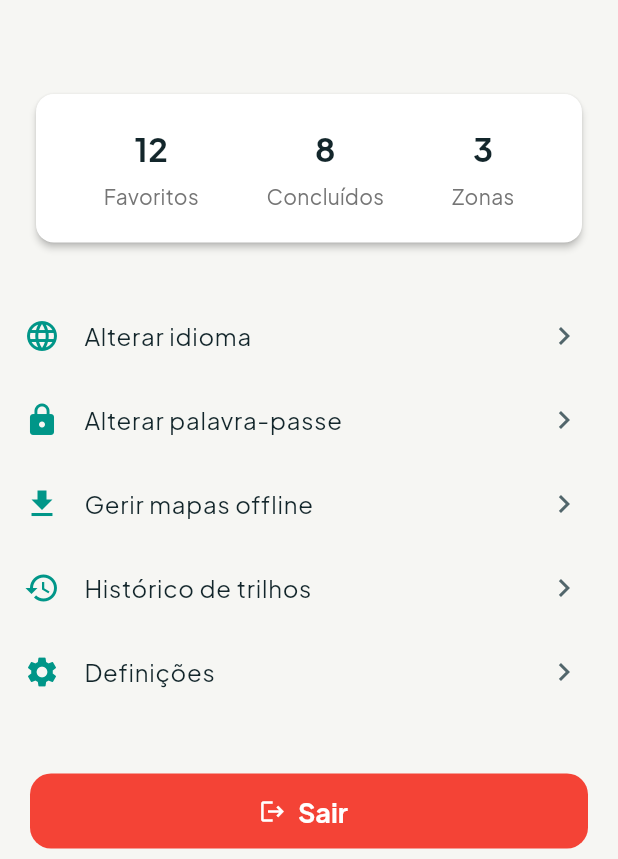
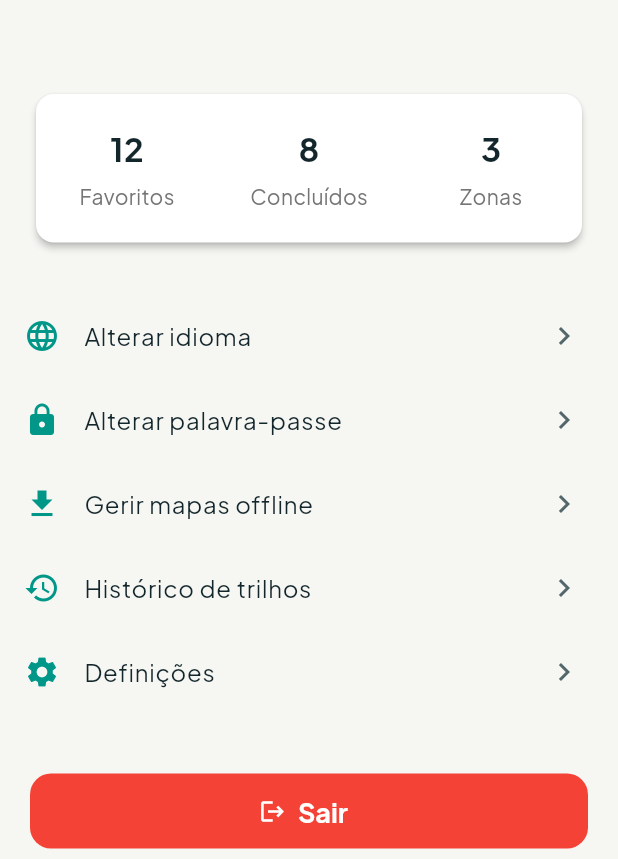
Before and after one commit to GuiFFaria/WalkAlgarveApp-FE, a Flutter app: the ProfileScreen screen opened directly, on a phone screen of 412 x 824 dp, the part 377-1236 px from its top. Run offline on Flutter 3.47's test engine with Material 3 defaults, Android fonts, the phone set to English and light mode, and no system bars; our stand-ins replace cached_network_image, connectivity_plus, flutter_dotenv, flutter_map, geolocator, image_picker and 2 more; accounts and stored records are empty.

Commit message:
fix(WAA-32): Fit profile stats on small screens
On a small screen with large text the three numbers overflowed the card. Each now takes a third of the row and its label shrinks to fit.

```diff
--- a/lib/views/screens/profile/profile_screen.dart
+++ b/lib/views/screens/profile/profile_screen.dart
@@ -130,11 +130,16 @@ class _ProfileScreenState extends State<ProfileScreen> {
                 child: Padding(
                   padding: const EdgeInsets.symmetric(vertical: 20),
                   child: Row(
-                    mainAxisAlignment: MainAxisAlignment.spaceEvenly,
+                    crossAxisAlignment: CrossAxisAlignment.start,
                     children: [
-                      _ProfileStat(label: translations.favorites, value: "12"),
-                      _ProfileStat(label: translations.completed, value: "8"),
-                      _ProfileStat(label: translations.zones, value: "3"),
+                      for (final (label, value) in [
+                        (translations.favorites, "12"),
+                        (translations.completed, "8"),
+                        (translations.zones, "3"),
+                      ])
+                        Expanded(
+                          child: _ProfileStat(label: label, value: value),
+                        ),
                     ],
                   ),
                 ),
@@ -212,7 +217,16 @@ class _ProfileStat extends StatelessWidget {
       children: [
         Text(value, style: const TextStyle(fontSize: 22, fontWeight: FontWeight.bold)),
         const SizedBox(height: 5),
-        Text(label, style: TextStyle(fontSize: 14, color: Colors.grey[600])),
+        Padding(
+          padding: const EdgeInsets.symmetric(horizontal: 4),
+          child: FittedBox(
+            fit: BoxFit.scaleDown,
+            child: Text(
+              label,
+              style: TextStyle(fontSize: 14, color: Colors.grey[600]),
+            ),
+          ),
+        ),
       ],
     );
   }
```
Also changed, not shown: 1 other file.
